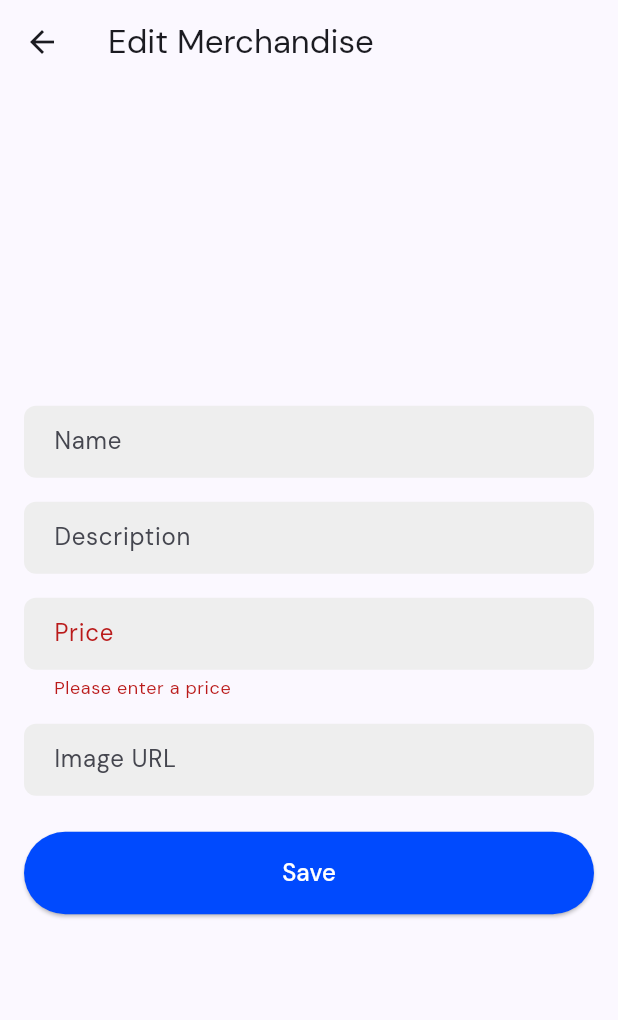
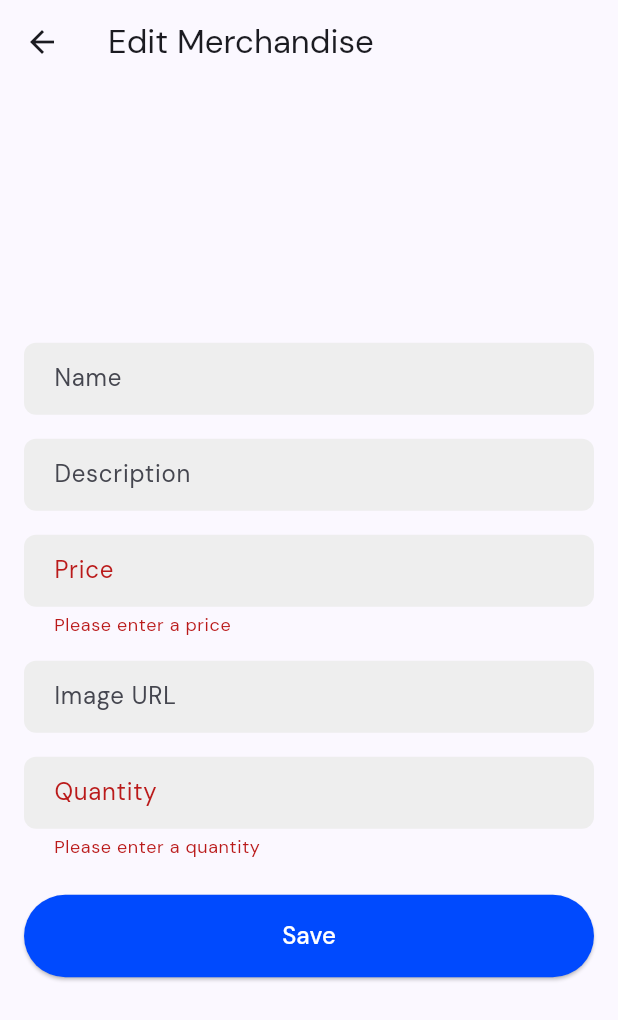
Before and after one commit to F6PBP/eventyog-mobile, a Flutter app: the EditMerchandise screen opened directly with empty values, after a tap on "Save", on a phone screen of 412 x 824 dp. Shown: the top 1020 px of the screen. Run offline on Flutter 3.47's test engine with Material 3 defaults, Android fonts, the phone set to English and light mode, and no system bars; our stand-ins replace carousel_slider, flutter_dotenv, google_fonts, image_picker, multi_select_flutter; missing offline and left inert: pbp_django_auth.

Commit message:
implementing is_admin, add quantity to the form

```diff
--- a/lib/main.dart
+++ b/lib/main.dart
@@ -47,7 +47,7 @@ class MyApp extends StatelessWidget {
             ),
             useMaterial3: true,
           ),
-          home: MerchandiseList(),
+          home: const LoginPage(),
         ));
   }
 }
--- a/lib/pages/merchandise/create_merchandise.dart
+++ b/lib/pages/merchandise/create_merchandise.dart
@@ -8,6 +8,7 @@ class CreateMerchandise extends StatelessWidget {
   final TextEditingController _descriptionController = TextEditingController();
   final TextEditingController _priceController = TextEditingController();
   final TextEditingController _imageUrlController = TextEditingController();
+  final TextEditingController _quantityController = TextEditingController();
   final VoidCallback onCreate; // Add callback for refetching
 
   CreateMerchandise({required this.onCreate}); // Initialize callback
@@ -22,6 +23,7 @@ class CreateMerchandise extends StatelessWidget {
       'description': _descriptionController.text,
       'price': double.parse(_priceController.text),
       'image_url': _imageUrlController.text,
+      'quantity': int.parse(_quantityController.text),
       'event_id': '7e74fdc9-c388-4d16-ae1b-58eac2b1438e', // Replace with the actual event ID
     });
 
@@ -156,6 +158,35 @@ class CreateMerchandise extends StatelessWidget {
                     return null;
                   },
                 ),
+                const SizedBox(height: 16.0),
+                TextFormField(
+                  controller: _quantityController,
+                  decoration: InputDecoration(
+                    labelText: 'Quantity',
+                    filled: true,
+                    fillColor: Colors.grey[200],
+                    border: OutlineInputBorder(
+                      borderRadius: BorderRadius.circular(8.0),
+                      borderSide: BorderSide.none,
+                    ),
+                    contentPadding: const EdgeInsets.symmetric(
+                        horizontal: 16.0, vertical: 12.0),
+                  ),
+                  keyboardType: TextInputType.number,
+                  validator: (value) {
+                    if (value == null || value.isEmpty) {
+                      return 'Please enter a quantity';
+                    }
+                    final quantity = int.tryParse(value);
+                    if (quantity == null) {
+                      return 'Quantity must be a number';
+                    }
+                    if (quantity < 1) {
+                      return 'Quantity must be at least 1';
+                    }
+                    return null;
+                  },
+                ),
                 const SizedBox(height: 24.0),
                 ElevatedButton(
                   onPressed: () {
--- a/lib/pages/merchandise/edit_merchandise.dart
+++ b/lib/pages/merchandise/edit_merchandise.dart
@@ -9,6 +9,7 @@ class EditMerchandise extends StatefulWidget {
   final String imageUrl;
   final int id; // Add id parameter
   final VoidCallback onEdit; // Add callback for refetching
+  final String quantity; // Add quantity parameter
 
   EditMerchandise({
     required this.name,
@@ -17,7 +18,14 @@ class EditMerchandise extends StatefulWidget {
     required this.imageUrl,
     required this.id, // Initialize id
     required this.onEdit, // Initialize callback
-  });
+    required this.quantity, // Initialize quantity
+  }) : assert(name != null),
+       assert(description != null),
+       assert(price != null),
+       assert(imageUrl != null),
+       assert(id != null),
+       assert(onEdit != null),
+       assert(quantity != null); // Ensure all parameters are not null
 
   @override
   _EditMerchandiseState createState() => _EditMerchandiseState();
@@ -28,6 +36,7 @@ class _EditMerchandiseState extends State<EditMerchandise> {
   late TextEditingController descriptionController;
   late TextEditingController priceController;
   late TextEditingController imageUrlController;
+  late TextEditingController quantityController;
   final _formKey = GlobalKey<FormState>();
 
   @override
@@ -37,6 +46,7 @@ class _EditMerchandiseState extends State<EditMerchandise> {
     descriptionController = TextEditingController(text: widget.description);
     priceController = TextEditingController(text: widget.price);
     imageUrlController = TextEditingController(text: widget.imageUrl);
+    quantityController = TextEditingController(text: widget.quantity);
   }
 
   @override
@@ -45,6 +55,7 @@ class _EditMerchandiseState extends State<EditMerchandise> {
     descriptionController.dispose();
     priceController.dispose();
     imageUrlController.dispose();
+    quantityController.dispose();
     super.dispose();
   }
 
@@ -58,6 +69,7 @@ class _EditMerchandiseState extends State<EditMerchandise> {
       'description': descriptionController.text,
       'price': double.parse(priceController.text),
       'image_url': imageUrlController.text,
+      'quantity': int.parse(quantityController.text), // Add quantity to request body
     });
 
     final response = await http.put(url, headers: headers, body: body);
@@ -65,10 +77,12 @@ class _EditMerchandiseState extends State<EditMerchandise> {
     if (response.statusCode == 200) {
       widget.onEdit(); // Call the callback to refetch data
       Navigator.pop(context, {
+        'id': widget.id, // Ensure id is included in the result
         'name': nameController.text,
         'description': descriptionController.text,
         'price': priceController.text,
         'imageUrl': imageUrlController.text,
+        'quantity': quantityController.text, // Add quantity to result
       });
     } else {
       ScaffoldMessenger.of(context).showSnackBar(
@@ -164,6 +178,35 @@ class _EditMerchandiseState extends State<EditMerchandise> {
                         horizontal: 16.0, vertical: 12.0),
                   ),
                 ),
+                const SizedBox(height: 16.0),
+                TextFormField(
+                  controller: quantityController,
+                  decoration: InputDecoration(
+                    labelText: 'Quantity',
+                    filled: true,
+                    fillColor: Colors.grey[200],
+                    border: OutlineInputBorder(
+                      borderRadius: BorderRadius.circular(8.0),
+                      borderSide: BorderSide.none,
+                    ),
+                    contentPadding: const EdgeInsets.symmetric(
+                        horizontal: 16.0, vertical: 12.0),
+                  ),
+                  keyboardType: TextInputType.number,
+                  validator: (value) {
+                    if (value == null || value.isEmpty) {
+                      return 'Please enter a quantity';
+                    }
+                    final quantity = int.tryParse(value);
+                    if (quantity == null) {
+                      return 'Please enter a valid number';
+                    }
+                    if (quantity < 1) {
+                      return 'Quantity must be at least 1';
+                    }
+                    return null;
+                  },
+                ),
                 const SizedBox(height: 24.0),
                 ElevatedButton(
                   onPressed: () {
--- a/lib/pages/merchandise/merchandise_detail.dart
+++ b/lib/pages/merchandise/merchandise_detail.dart
@@ -11,6 +11,7 @@ class MerchandiseDetail extends StatefulWidget {
   final bool isAdmin;
   final int id; // Add id parameter
   final VoidCallback onEdit; // Add callback for refetching
+  final String quantity; // Add quantity parameter
 
   MerchandiseDetail({
     required this.imageUrl,
@@ -20,6 +21,7 @@ class MerchandiseDetail extends StatefulWidget {
     required this.isAdmin,
     required this.id, // Initialize id
     required this.onEdit, // Initialize callback
+    required this.quantity, // Initialize quantity
   });
 
   @override
@@ -31,6 +33,7 @@ class _MerchandiseDetailState extends State<MerchandiseDetail> {
   late String description;
   late String price;
   late String imageUrl;
+  late String quantity;
 
   @override
   void initState() {
@@ -39,6 +42,7 @@ class _MerchandiseDetailState extends State<MerchandiseDetail> {
     description = widget.description;
     price = widget.price;
     imageUrl = widget.imageUrl;
+    quantity = widget.quantity;
   }
 
   void _editMerchandise() async {
@@ -52,6 +56,7 @@ class _MerchandiseDetailState extends State<MerchandiseDetail> {
           imageUrl: imageUrl,
           id: widget.id, // Pass id parameter
           onEdit: widget.onEdit, // Pass callback
+          quantity: widget.quantity, // Pass quantity parameter
         ),
       ),
     );
@@ -62,6 +67,7 @@ class _MerchandiseDetailState extends State<MerchandiseDetail> {
         description = result['description'];
         price = result['price'];
         imageUrl = result['imageUrl'];
+        quantity = result['quantity']; // Update quantity
       });
     }
   }
```
Also changed, not shown: lib/pages/merchandise/merchandise_list.dart (+34 -10 lines).
